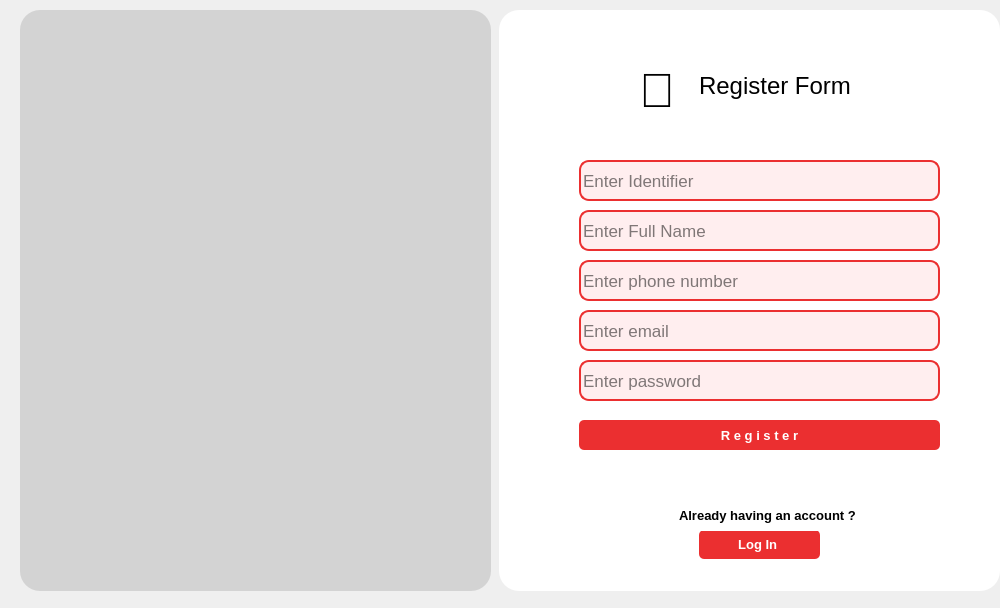
This is register-form.ui in Cxuchy/Esprit-Planner-Administrator as Qt 5 draws it before an edit. The edited form follows.
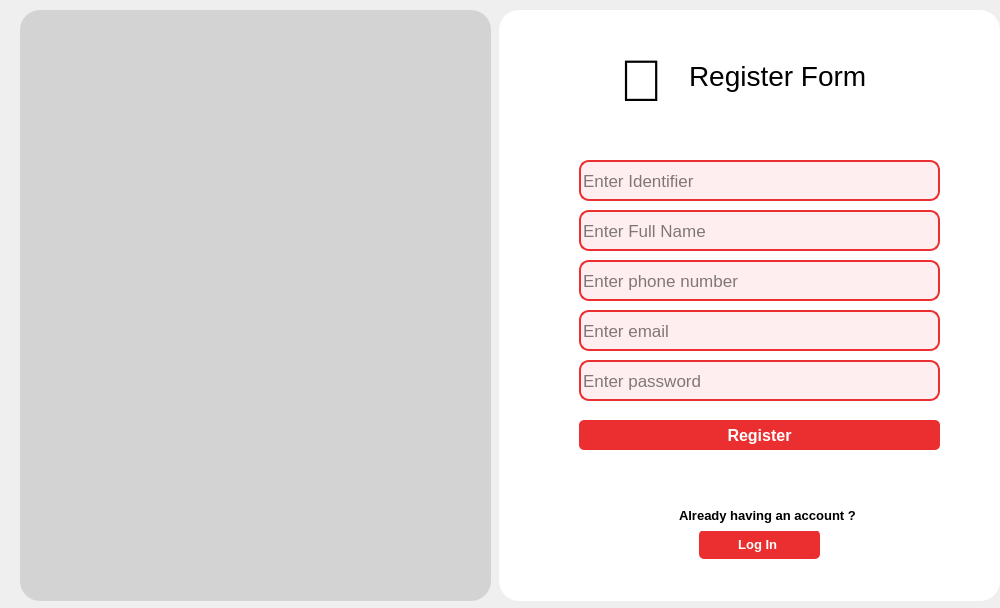
This is the edited form. Icons and pictures are not drawn.

```diff
--- a/register-form.ui
+++ b/register-form.ui
@@ -19,7 +19,7 @@
      <x>499</x>
      <y>10</y>
      <width>501</width>
-     <height>581</height>
+     <height>591</height>
     </rect>
    </property>
    <property name="styleSheet">
@@ -107,7 +107,7 @@
     <property name="font">
      <font>
       <family>Segoe UI</family>
-      <pointsize>10</pointsize>
+      <pointsize>12</pointsize>
       <weight>75</weight>
       <italic>false</italic>
       <bold>true</bold>
@@ -128,7 +128,7 @@
 }</string>
     </property>
     <property name="text">
-     <string>R e g i s t e r</string>
+     <string>Register</string>
     </property>
    </widget>
    <widget class="QPushButton" name="log_in_btn">
@@ -170,16 +170,16 @@
    <widget class="QLabel" name="label_2">
     <property name="geometry">
      <rect>
-      <x>140</x>
-      <y>50</y>
-      <width>51</width>
-      <height>61</height>
+      <x>120</x>
+      <y>30</y>
+      <width>71</width>
+      <height>81</height>
      </rect>
     </property>
     <property name="font">
      <font>
       <family>Segoe UI</family>
-      <pointsize>36</pointsize>
+      <pointsize>44</pointsize>
       <weight>75</weight>
       <bold>true</bold>
      </font>
@@ -299,8 +299,8 @@
    <widget class="QLabel" name="label_5">
     <property name="geometry">
      <rect>
-      <x>200</x>
-      <y>50</y>
+      <x>190</x>
+      <y>40</y>
       <width>251</width>
       <height>51</height>
      </rect>
@@ -308,7 +308,7 @@
     <property name="font">
      <font>
       <family>Segoe UI</family>
-      <pointsize>18</pointsize>
+      <pointsize>21</pointsize>
       <weight>50</weight>
       <italic>false</italic>
       <bold>false</bold>
@@ -355,7 +355,7 @@
      <x>20</x>
      <y>10</y>
      <width>471</width>
-     <height>581</height>
+     <height>591</height>
     </rect>
    </property>
    <property name="styleSheet">
```
